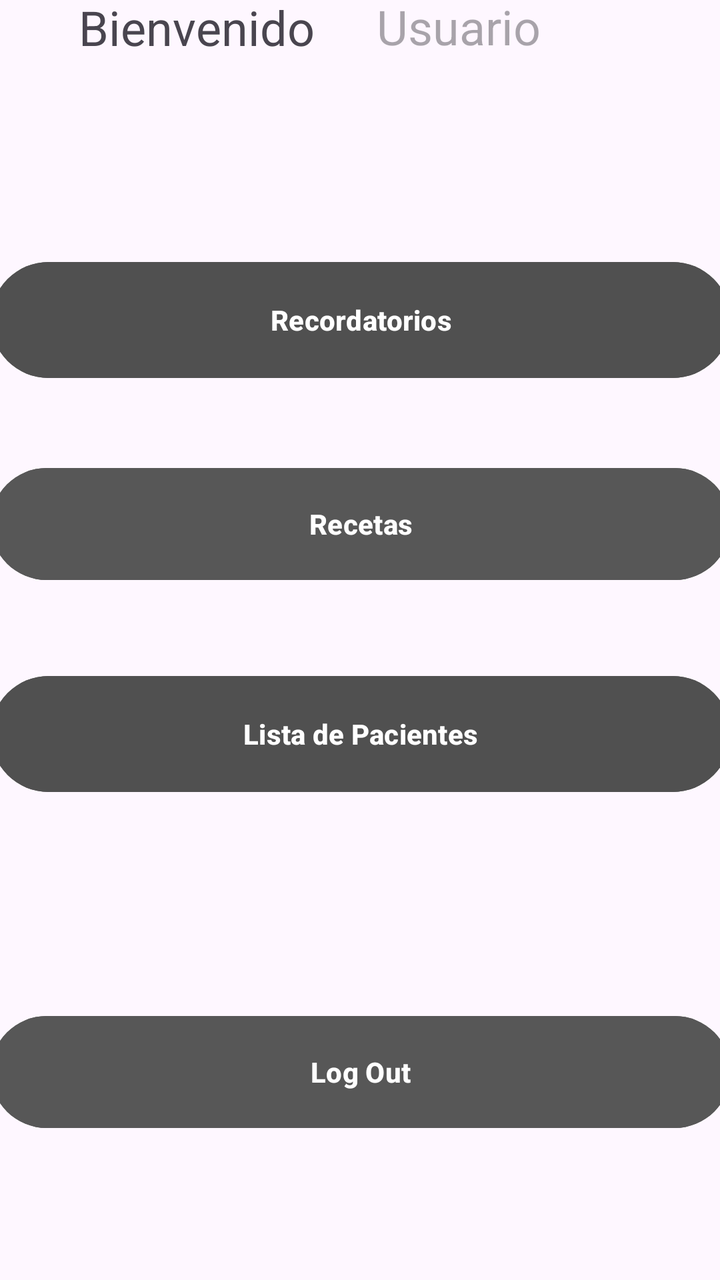
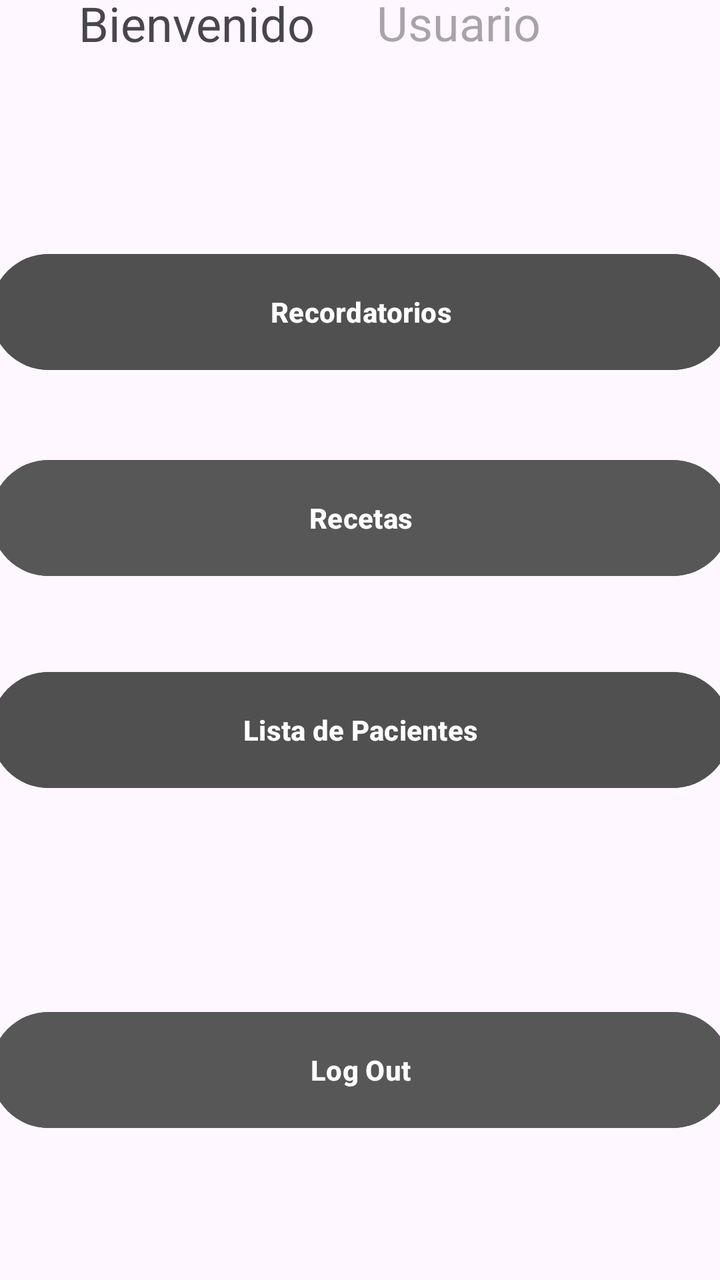

Before-and-after screenshots of an Android layout around one commit, followed by the original layout XML and the change that was made.
<!-- AndroidManifest.xml: application theme Theme.MobilesVC -->
<!-- res/layout/main_menu_view.xml -->
<?xml version="1.0" encoding="utf-8"?>
<androidx.constraintlayout.widget.ConstraintLayout xmlns:android="http://schemas.android.com/apk/res/android"
    xmlns:app="http://schemas.android.com/apk/res-auto"
    xmlns:tools="http://schemas.android.com/tools"
    android:layout_width="match_parent"
    android:layout_height="match_parent"
    tools:layout_editor_absoluteX="-35dp"
    tools:layout_editor_absoluteY="186dp">

    <Button
        android:id="@+id/vRecordatorios"
        android:layout_width="370dp"
        android:layout_height="66dp"
        android:layout_marginStart="15dp"
        android:layout_marginEnd="15dp"
        android:layout_marginBottom="37dp"
        android:backgroundTint="#505050"
        android:paddingVertical="14dp"
        android:text="Recordatorios"
        android:textStyle="bold"
        app:layout_constraintBottom_toTopOf="@+id/vRecetas"
        app:layout_constraintEnd_toEndOf="parent"
        app:layout_constraintHorizontal_bias="0.5"
        app:layout_constraintStart_toStartOf="parent" />

    <Button
        android:id="@+id/vLogOut"
        android:layout_width="370dp"
        android:layout_height="64dp"
        android:layout_marginBottom="72dp"
        android:backgroundTint="#575757"
        android:paddingVertical="14dp"
        android:text="Log Out"
        android:textStyle="bold"
        app:layout_constraintBottom_toBottomOf="parent"
        app:layout_constraintEnd_toEndOf="parent"
        app:layout_constraintHorizontal_bias="0.5"
        app:layout_constraintStart_toStartOf="parent" />

    <Button
        android:id="@+id/vPacientes"
        android:layout_width="370dp"
        android:layout_height="66dp"
        android:layout_marginStart="15dp"
        android:layout_marginEnd="15dp"
        android:layout_marginBottom="104dp"
        android:backgroundTint="#505050"
        android:paddingVertical="14dp"
        android:text="Lista de Pacientes"
        android:textStyle="bold"
        app:layout_constraintBottom_toTopOf="@+id/vLogOut"
        app:layout_constraintEnd_toEndOf="parent"
        app:layout_constraintHorizontal_bias="0.5"
        app:layout_constraintStart_toStartOf="parent" />

    <Button
        android:id="@+id/vRecetas"
        android:layout_width="370dp"
        android:layout_height="64dp"
        android:layout_marginStart="15dp"
        android:layout_marginEnd="15dp"
        android:layout_marginBottom="40dp"
        android:backgroundTint="#575757"
        android:paddingVertical="14dp"
        android:text="Recetas"
        android:textStyle="bold"
        app:layout_constraintBottom_toTopOf="@+id/vPacientes"
        app:layout_constraintEnd_toEndOf="parent"
        app:layout_constraintHorizontal_bias="0.5"
        app:layout_constraintStart_toStartOf="parent" />

    <TextView
        android:id="@+id/textView"
        android:layout_width="131dp"
        android:layout_height="33dp"
        android:layout_marginEnd="15dp"
        android:layout_marginBottom="100dp"
        android:text="Bienvenido"
        android:textSize="24sp"
        app:layout_constraintBottom_toTopOf="@+id/vRecordatorios"
        app:layout_constraintEnd_toEndOf="parent"
        app:layout_constraintHorizontal_bias="0.184"
        app:layout_constraintStart_toStartOf="parent"
        app:layout_constraintTop_toTopOf="parent"
        app:layout_constraintVertical_bias="0.5" />

    <TextView
        android:id="@+id/vCurrentUser"
        android:layout_width="157dp"
        android:layout_height="34dp"
        android:layout_marginStart="15dp"
        android:layout_marginBottom="100dp"
        android:hint="Usuario"
        android:textSize="24sp"
        app:layout_constraintBottom_toTopOf="@+id/vRecordatorios"
        app:layout_constraintEnd_toEndOf="parent"
        app:layout_constraintHorizontal_bias="0.172"
        app:layout_constraintStart_toEndOf="@+id/textView"
        app:layout_constraintTop_toTopOf="parent"
        app:layout_constraintVertical_bias="0.5" />

</androidx.constraintlayout.widget.ConstraintLayout>
<!-- resources referenced by this layout -->
<resources>
  <style name="Theme.MobilesVC" parent="Base.Theme.MobilesVC" />
  <style name="Base.Theme.MobilesVC" parent="Theme.Material3.DayNight.NoActionBar">
          
          
      </style>
</resources>

<!-- the commit's change to res/layout/main_menu_view.xml (unified diff, before → after) -->
@@ -26,7 +26,7 @@
     <Button
         android:id="@+id/vLogOut"
         android:layout_width="370dp"
-        android:layout_height="64dp"
+        android:layout_height="66dp"
         android:layout_marginBottom="72dp"
         android:backgroundTint="#575757"
         android:paddingVertical="14dp"
@@ -56,7 +56,7 @@
     <Button
         android:id="@+id/vRecetas"
         android:layout_width="370dp"
-        android:layout_height="64dp"
+        android:layout_height="66dp"
         android:layout_marginStart="15dp"
         android:layout_marginEnd="15dp"
         android:layout_marginBottom="40dp"
